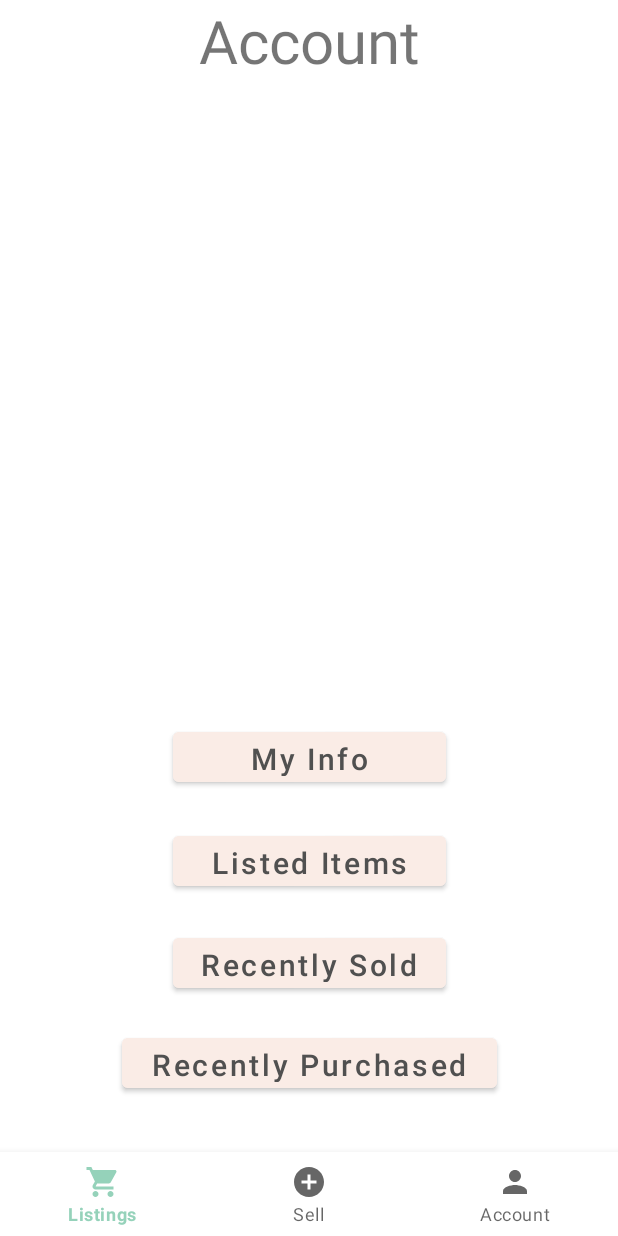
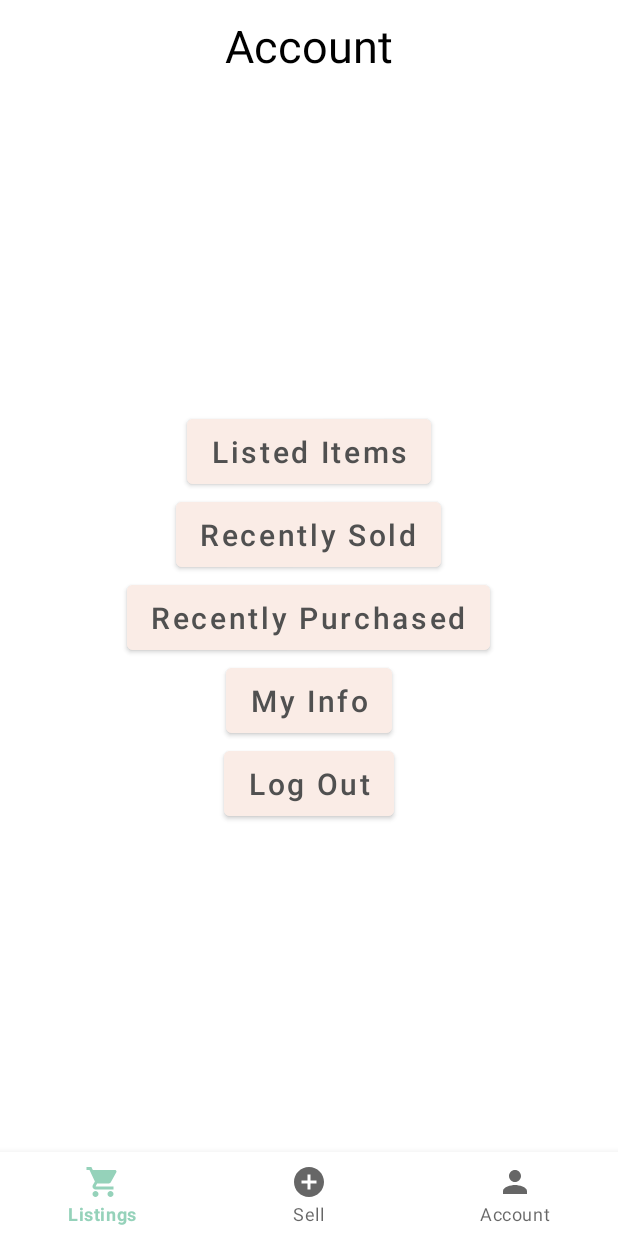
Before and after one commit to n427/ReDo, an Android app: the layout activity_account.xml on its own in the app's theme, with its tools: preview values and no code run, on a phone screen of 412 x 824 dp. Run offline under Robolectric (Android 15) with nearby library versions, the phone set to English and light mode, and no system bars.

Commit message:
Add stuff

```diff
--- a/app/build.gradle
+++ b/app/build.gradle
@@ -38,6 +38,7 @@ dependencies {
     implementation 'com.google.firebase:firebase-database:19.7.0'
     implementation 'com.squareup.okhttp3:okhttp:3.10.0'
     implementation 'com.google.firebase:firebase-auth:19.2.0'
+    implementation 'com.google.firebase:firebase-firestore:22.1.2'
     testImplementation 'junit:junit:4.13.2'
     androidTestImplementation 'androidx.test.ext:junit:1.1.2'
     androidTestImplementation 'androidx.test.espresso:espresso-core:3.3.0'
--- a/app/src/main/AndroidManifest.xml
+++ b/app/src/main/AndroidManifest.xml
@@ -7,6 +7,7 @@
         <activity android:name=".RegisterActivity" />
         <activity android:name=".ListingsActivity" />
         <activity android:name=".SellActivity" />
+        <activity android:name=".AccountActivity" />
         <activity android:name=".MainActivity">
             <intent-filter>
                 <action android:name="android.intent.action.MAIN" />
--- a/app/src/main/java/com/example/redo/User.java
+++ b/app/src/main/java/com/example/redo/User.java
@@ -4,6 +4,9 @@ public class User {
     private String name;
     private String email;
     private String city;
+
+    public User() {
+    }
 
     public User(String name, String email, String city) {
         this.name = name;
--- a/app/src/main/res/layout/activity_account.xml
+++ b/app/src/main/res/layout/activity_account.xml
@@ -1,86 +1,80 @@
 <?xml version="1.0" encoding="utf-8"?>
 <androidx.constraintlayout.widget.ConstraintLayout xmlns:android="http://schemas.android.com/apk/res/android"
     xmlns:app="http://schemas.android.com/apk/res-auto"
-    xmlns:tools="http://schemas.android.com/tools"
     android:layout_width="match_parent"
-    android:layout_height="match_parent"
-    android:orientation="vertical">
+    android:layout_height="match_parent">
 
     <TextView
         android:id="@+id/listingsTitle"
         android:layout_width="match_parent"
         android:layout_height="wrap_content"
+        android:layout_marginVertical="10dp"
         android:gravity="center"
         android:text="Account"
-        android:textSize="40dp"
+        android:textColor="#000000"
+        android:textSize="30sp"
         app:layout_constraintTop_toTopOf="parent" />
+
+    <LinearLayout
+        android:layout_width="match_parent"
+        android:layout_height="match_parent"
+        android:orientation="vertical"
+        android:gravity="center">
 
         <com.google.android.material.button.MaterialButton
             android:id="@+id/accountItems"
-        android:layout_width="182dp"
-        android:layout_height="45dp"
+            android:layout_width="wrap_content"
+            android:layout_height="55dp"
             android:backgroundTint="#FAECE6"
-        android:capitalize="none"
             android:text="Listed Items"
             android:textAllCaps="false"
             android:textColor="#505050"
-        android:textSize="20sp"
-        app:layout_constraintBottom_toBottomOf="parent"
-        app:layout_constraintEnd_toEndOf="parent"
-        app:layout_constraintStart_toStartOf="parent"
-        app:layout_constraintTop_toTopOf="parent"
-        app:layout_constraintVertical_bias="0.708" />
+            android:textSize="20sp" />
 
         <com.google.android.material.button.MaterialButton
             android:id="@+id/accountSold"
-        android:layout_width="182dp"
-        android:layout_height="45dp"
+            android:layout_width="wrap_content"
+            android:layout_height="55dp"
             android:backgroundTint="#FAECE6"
-        android:capitalize="none"
             android:text="Recently Sold"
             android:textAllCaps="false"
             android:textColor="#505050"
-        android:textSize="20sp"
-        app:layout_constraintBottom_toBottomOf="parent"
-        app:layout_constraintEnd_toEndOf="parent"
-        app:layout_constraintStart_toStartOf="parent"
-        app:layout_constraintTop_toTopOf="parent"
-        app:layout_constraintVertical_bias="0.795" />
+            android:textSize="20sp" />
 
         <com.google.android.material.button.MaterialButton
             android:id="@+id/accountPurchased"
-        android:layout_width="250dp"
-        android:layout_height="45dp"
+            android:layout_width="wrap_content"
+            android:layout_height="55dp"
             android:backgroundTint="#FAECE6"
-        android:capitalize="none"
             android:text="Recently Purchased"
             android:textAllCaps="false"
             android:textColor="#505050"
-        android:textSize="20sp"
-        app:layout_constraintBottom_toBottomOf="parent"
-        app:layout_constraintEnd_toEndOf="parent"
-        app:layout_constraintStart_toStartOf="parent"
-        app:layout_constraintTop_toTopOf="parent"
-        app:layout_constraintVertical_bias="0.881" />
+            android:textSize="20sp" />
 
         <com.google.android.material.button.MaterialButton
             android:id="@+id/accountInfo"
-        android:layout_width="182dp"
-        android:layout_height="45dp"
+            android:layout_width="wrap_content"
+            android:layout_height="55dp"
             android:backgroundTint="#FAECE6"
-        android:capitalize="none"
             android:text="My Info"
             android:textAllCaps="false"
             android:textColor="#505050"
-        android:textSize="20sp"
-        app:layout_constraintBottom_toBottomOf="parent"
-        app:layout_constraintEnd_toEndOf="parent"
-        app:layout_constraintStart_toStartOf="parent"
-        app:layout_constraintTop_toTopOf="parent"
-        app:layout_constraintVertical_bias="0.619" />
+            android:textSize="20sp" />
+
+        <com.google.android.material.button.MaterialButton
+            android:id="@+id/accountLogout"
+            android:layout_width="wrap_content"
+            android:layout_height="55dp"
+            android:backgroundTint="#FAECE6"
+            android:text="Log Out"
+            android:textAllCaps="false"
+            android:textColor="#505050"
+            android:textSize="20sp" />
+
+    </LinearLayout>
 
     <com.google.android.material.bottomnavigation.BottomNavigationView
-        android:id="@+id/bottom_navigation"
+        android:id="@+id/accountBottomNavigation"
         android:layout_width="match_parent"
         android:layout_height="wrap_content"
         app:layout_constraintBottom_toBottomOf="parent"
--- a/app/src/main/res/layout/activity_register.xml
+++ b/app/src/main/res/layout/activity_register.xml
@@ -18,8 +18,7 @@
             android:layout_marginTop="20dp"
             android:text="Registration"
             android:textColor="#000000"
-            android:textSize="30sp"
-            android:textStyle="normal" />
+            android:textSize="30sp" />
 
         <com.google.android.material.textfield.TextInputLayout
             style="@style/Widget.MaterialComponents.TextInputLayout.OutlinedBox"
--- a/build.gradle
+++ b/build.gradle
@@ -6,7 +6,7 @@ buildscript {
     }
     dependencies {
         classpath 'com.android.tools.build:gradle:4.1.3'
-        classpath 'com.google.gms:google-services:4.3.3'
+        classpath 'com.google.gms:google-services:4.3.5'
 
         // NOTE: Do not place your application dependencies here; they belong
         // in the individual module build.gradle files
```
Also changed, not shown: app/src/main/java/com/example/redo/AccountActivity.java (added, +63 -0 lines), app/src/main/java/com/example/redo/Helpers.java (+42 -49 lines), app/src/main/java/com/example/redo/Listing.java (added, +60 -0 lines), app/src/main/java/com/example/redo/ListingsActivity.java (+39 -28 lines), app/src/main/java/com/example/redo/RegisterActivity.java (+5 -5 lines), app/src/main/java/com/example/redo/SellActivity.java (+52 -37 lines), app/src/main/res/drawable/ic_baseline_business_24.xml (added, +10 -0 lines), app/src/main/res/layout/activity_listings.xml (+9 -6 lines), app/src/main/res/layout/activity_sell.xml (+43 -25 lines). Lines whose indentation alone changed are shown as unchanged.
